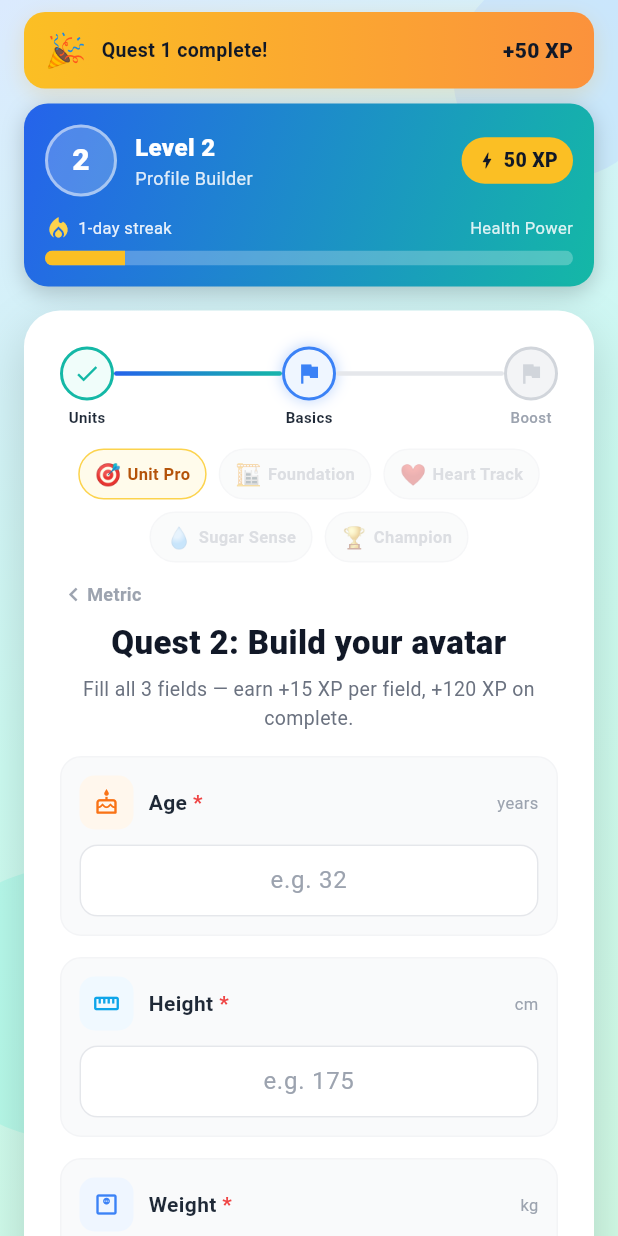
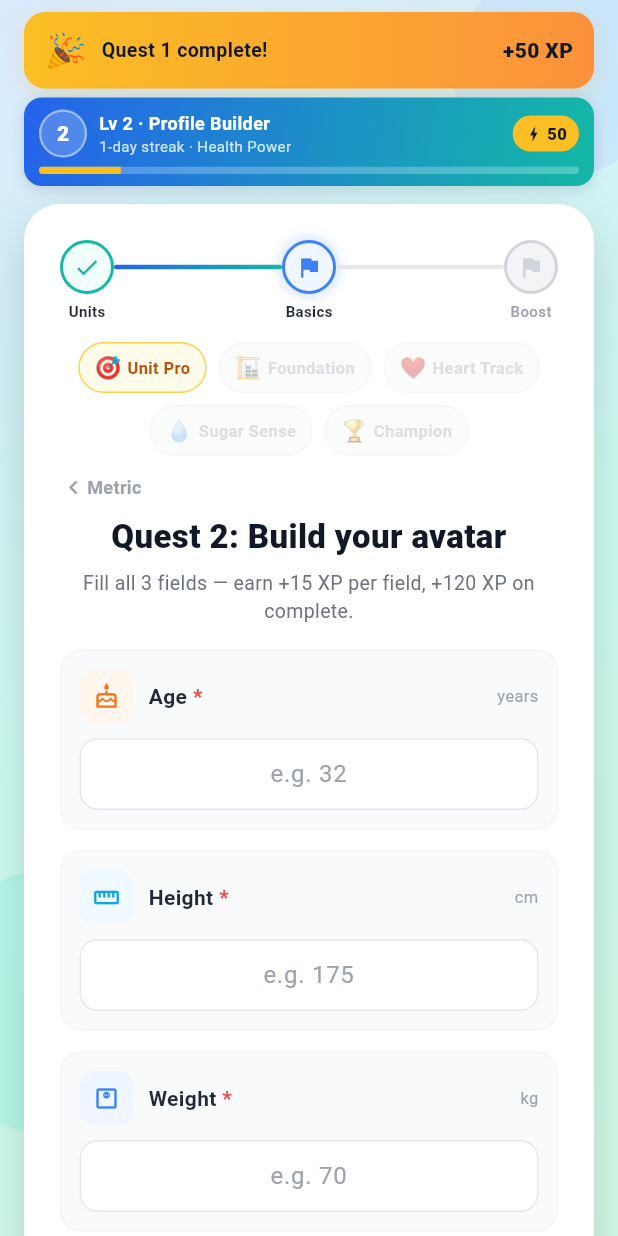
Before and after one commit to bits2coinsceo/pha, a Flutter app: the screen it shows after launch, after a tap on "🇺🇸", after a tap on "Metric", after a tap on "Start Quest 1 →", on a phone screen of 412 x 824 dp. Run offline on Flutter 3.47's test engine with Material 3 defaults, Android fonts, the phone set to English and light mode, and no system bars; our stand-ins replace file_picker, shared_preferences, sqflite_common_ffi; accounts and stored records are empty; Roboto replaces fonts that are missing (Helvetica Neue).

Commit message:
Compact onboarding HUD and remove logo from quest screens.
Shrink the level/XP header and drop the logo block so more space stays for quest content.

Co-authored-by: Cursor <cursoragent@cursor.com>

```diff
--- a/lib/pages/onboarding.dart
+++ b/lib/pages/onboarding.dart
@@ -381,7 +381,7 @@ class _OnboardingPageState extends State<OnboardingPage> with TickerProviderStat
                     children: [
                       if (_xpToastMsg != null) ...[
                         OnboardingXpToast(message: _xpToastMsg!, xp: _xpToastAmount),
-                        const SizedBox(height: 10),
+                        const SizedBox(height: 6),
                       ],
                       OnboardingGameHud(
                         xp: xp,
@@ -389,7 +389,7 @@ class _OnboardingPageState extends State<OnboardingPage> with TickerProviderStat
                         levelTitle: _levelTitle,
                         power: _power,
                       ),
-                      const SizedBox(height: 12),
+                      const SizedBox(height: 8),
                       AnimatedSwitcher(
                         duration: const Duration(milliseconds: 350),
                         switchInCurve: Curves.easeOutCubic,
@@ -492,31 +492,12 @@ class _OnboardingPageState extends State<OnboardingPage> with TickerProviderStat
     );
   }
 
-  Widget _logo() => Center(
-        child: Container(
-          padding: const EdgeInsets.all(4),
-          decoration: BoxDecoration(
-            shape: BoxShape.circle,
-            gradient: kBlueTealGradient,
-            boxShadow: [
-              BoxShadow(color: C.blue400.withValues(alpha: 0.4), blurRadius: 16),
-            ],
-          ),
-          child: ClipRRect(
-            borderRadius: BorderRadius.circular(40),
-            child: Image.asset('assets/logo.jpg', width: 72, height: 72, fit: BoxFit.cover),
-          ),
-        ),
-      );
-
   Widget _stepUnits() {
     return Column(
       crossAxisAlignment: CrossAxisAlignment.stretch,
       children: [
         _questHeader(),
-        const SizedBox(height: 20),
-        _logo(),
-        const SizedBox(height: 16),
+        const SizedBox(height: 12),
         Text(
           beforeSignUp ? 'Quest 1: Choose your world' : 'Pick your units',
           textAlign: TextAlign.center,
--- a/lib/pages/onboarding_widgets.dart
+++ b/lib/pages/onboarding_widgets.dart
@@ -22,58 +22,52 @@ class OnboardingGameHud extends StatelessWidget {
   @override
   Widget build(BuildContext context) {
     return Container(
-      padding: const EdgeInsets.all(14),
+      padding: const EdgeInsets.symmetric(horizontal: 10, vertical: 8),
       decoration: BoxDecoration(
         gradient: kBlueTealGradient,
-        borderRadius: BorderRadius.circular(16),
+        borderRadius: BorderRadius.circular(12),
         boxShadow: const [
-          BoxShadow(color: Color(0x33000000), blurRadius: 12, offset: Offset(0, 4)),
+          BoxShadow(color: Color(0x22000000), blurRadius: 8, offset: Offset(0, 2)),
         ],
       ),
       child: Column(
         crossAxisAlignment: CrossAxisAlignment.stretch,
+        mainAxisSize: MainAxisSize.min,
         children: [
           Row(
             children: [
               _levelOrb(level),
-              const SizedBox(width: 12),
+              const SizedBox(width: 8),
               Expanded(
                 child: Column(
                   crossAxisAlignment: CrossAxisAlignment.start,
+                  mainAxisSize: MainAxisSize.min,
                   children: [
-                    Text('Level $level',
+                    Text('Lv $level · $levelTitle',
+                        maxLines: 1,
+                        overflow: TextOverflow.ellipsis,
                         style: const TextStyle(
-                            color: C.white, fontWeight: FontWeight.w800, fontSize: 16)),
-                    Text(levelTitle,
-                        style: TextStyle(color: C.white.withValues(alpha: 0.85), fontSize: 12)),
+                            color: C.white, fontWeight: FontWeight.w700, fontSize: 12)),
+                    Text('$streak-day streak · Health Power',
+                        style: TextStyle(
+                            color: C.white.withValues(alpha: 0.8), fontSize: 10)),
                   ],
                 ),
               ),
+              const SizedBox(width: 6),
               _xpPill(xp),
-            ],
-          ),
-          const SizedBox(height: 12),
-          Row(
-            children: [
-              const Icon(Icons.local_fire_department, color: C.amber300, size: 18),
-              const SizedBox(width: 4),
-              Text('$streak-day streak',
-                  style: TextStyle(color: C.white.withValues(alpha: 0.9), fontSize: 11)),
-              const Spacer(),
-              Text('Health Power',
-                  style: TextStyle(color: C.white.withValues(alpha: 0.85), fontSize: 11)),
             ],
           ),
           const SizedBox(height: 6),
           ClipRRect(
-            borderRadius: BorderRadius.circular(8),
+            borderRadius: BorderRadius.circular(4),
             child: TweenAnimationBuilder<double>(
               duration: const Duration(milliseconds: 600),
               curve: Curves.easeOutCubic,
               tween: Tween(begin: 0, end: power),
               builder: (_, v, __) => LinearProgressIndicator(
                 value: v,
-                minHeight: 10,
+                minHeight: 5,
                 backgroundColor: C.white.withValues(alpha: 0.25),
                 color: C.amber400,
               ),
@@ -86,35 +80,35 @@ class OnboardingGameHud extends StatelessWidget {
 
   Widget _levelOrb(int level) {
     return Container(
-      width: 48,
-      height: 48,
+      width: 32,
+      height: 32,
       decoration: BoxDecoration(
         shape: BoxShape.circle,
         color: C.white.withValues(alpha: 0.2),
-        border: Border.all(color: C.white.withValues(alpha: 0.5), width: 2),
+        border: Border.all(color: C.white.withValues(alpha: 0.45), width: 1.5),
       ),
       alignment: Alignment.center,
       child: Text('$level',
           style: const TextStyle(
-              color: C.white, fontWeight: FontWeight.w900, fontSize: 20)),
+              color: C.white, fontWeight: FontWeight.w900, fontSize: 14)),
     );
   }
 
   Widget _xpPill(int xp) {
     return Container(
-      padding: const EdgeInsets.symmetric(horizontal: 10, vertical: 6),
+      padding: const EdgeInsets.symmetric(horizontal: 8, vertical: 4),
       decoration: BoxDecoration(
         color: C.amber400,
-        borderRadius: BorderRadius.circular(20),
+        borderRadius: BorderRadius.circular(12),
       ),
       child: Row(
         mainAxisSize: MainAxisSize.min,
         children: [
-          const Icon(Icons.bolt, size: 14, color: C.gray900),
-          const SizedBox(width: 4),
-          Text('$xp XP',
+          const Icon(Icons.bolt, size: 12, color: C.gray900),
+          const SizedBox(width: 3),
+          Text('$xp',
               style: const TextStyle(
-                  fontWeight: FontWeight.w800, fontSize: 13, color: C.gray900)),
+                  fontWeight: FontWeight.w800, fontSize: 11, color: C.gray900)),
         ],
       ),
     );
```
